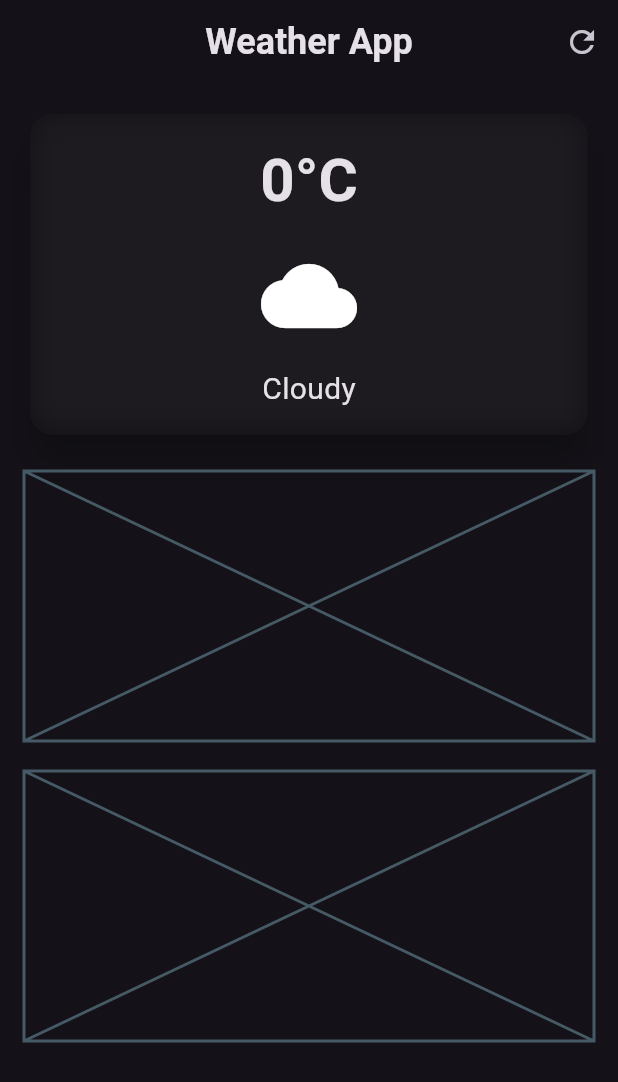
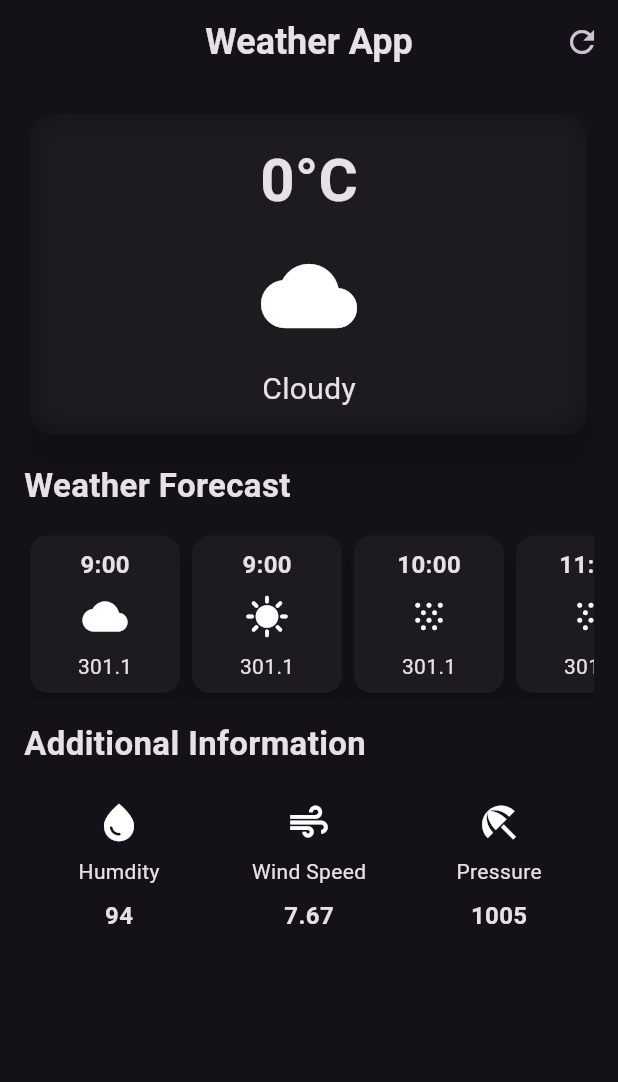
Before and after one commit to myozin-kyaw/flutter, a Flutter app: the screen it shows after launch, on a phone screen of 412 x 824 dp. Shown: the top 1082 px of the screen. Run offline on Flutter 3.47's test engine with Material 3 defaults, Android fonts, the light colour scheme and no system bars.

Commit message:
completely finish with weather app ui

```diff
--- /dev/null
+++ b/weather_app/lib/additional_information_widget.dart
@@ -0,0 +1,45 @@
+import 'package:flutter/material.dart';
+
+class AdditionalInformationWidget extends StatelessWidget {
+  final IconData icon;
+  final String title;
+  final String value;
+
+  const AdditionalInformationWidget({
+    super.key,
+    required this.icon,
+    required this.title,
+    required this.value,
+  });
+
+  @override
+  Widget build(BuildContext context) {
+    return SizedBox(
+      child: Container(
+        width: 100,
+        padding: const EdgeInsets.all(8.0),
+        child: Column(
+          children: [
+            Icon(
+              icon,
+              size: 30,
+            ),
+            const SizedBox(height: 8),
+            Text(
+              title,
+              style: const TextStyle(fontSize: 14),
+            ),
+            const SizedBox(height: 8),
+            Text(
+              value,
+              style: const TextStyle(
+                fontWeight: FontWeight.bold,
+                fontSize: 16,
+              ),
+            ),
+          ],
+        ),
+      ),
+    );
+  }
+}
--- /dev/null
+++ b/weather_app/lib/hourly_forecast_item.dart
@@ -0,0 +1,48 @@
+import 'package:flutter/material.dart';
+
+class HourlyForecastItem extends StatelessWidget {
+  final String time;
+  final IconData icon;
+  final String tempreture;
+
+  const HourlyForecastItem({
+    super.key,
+    required this.time,
+    required this.icon,
+    required this.tempreture,
+  });
+
+  @override
+  Widget build(BuildContext context) {
+    return Card(
+      elevation: 6,
+      child: Container(
+        width: 100,
+        padding: const EdgeInsets.all(8.0),
+        child: Column(
+          children: [
+            Text(
+              time,
+              style: const TextStyle(
+                fontWeight: FontWeight.bold,
+                fontSize: 16,
+              ),
+            ),
+            const SizedBox(
+              height: 8,
+            ),
+            Icon(
+              icon,
+              size: 30,
+            ),
+            const SizedBox(height: 8),
+            Text(
+              tempreture,
+              style: const TextStyle(fontSize: 14),
+            ),
+          ],
+        ),
+      ),
+    );
+  }
+}
--- a/weather_app/lib/weather_screen.dart
+++ b/weather_app/lib/weather_screen.dart
@@ -2,6 +2,8 @@ import 'dart:ui';
 
 import 'package:flutter/foundation.dart';
 import 'package:flutter/material.dart';
+import 'package:weather_app/additional_information_widget.dart';
+import 'package:weather_app/hourly_forecast_item.dart';
 
 class WeatherScreen extends StatelessWidget {
   const WeatherScreen({super.key});
@@ -32,6 +34,7 @@ class WeatherScreen extends StatelessWidget {
       body: Padding(
         padding: const EdgeInsets.all(16.0),
         child: Column(
+          crossAxisAlignment: CrossAxisAlignment.start,
           children: [
             SizedBox(
               width: double.infinity,
@@ -77,14 +80,80 @@ class WeatherScreen extends StatelessWidget {
                 ),
               ),
             ),
-            SizedBox(height: 20),
-            Placeholder(
-              fallbackHeight: 180,
+            const SizedBox(height: 14),
+            const Text(
+              'Weather Forecast',
+              style: TextStyle(
+                fontWeight: FontWeight.bold,
+                fontSize: 22,
+              ),
             ),
-            SizedBox(height: 20),
-            Placeholder(
-              fallbackHeight: 180,
+            const SizedBox(
+              height: 14,
             ),
+            const SingleChildScrollView(
+              scrollDirection: Axis.horizontal,
+              child: Row(
+                children: [
+                  HourlyForecastItem(
+                    time: '9:00',
+                    icon: Icons.cloud,
+                    tempreture: '301.1',
+                  ),
+                  HourlyForecastItem(
+                    time: '9:00',
+                    icon: Icons.sunny,
+                    tempreture: '301.1',
+                  ),
+                  HourlyForecastItem(
+                    time: '10:00',
+                    icon: Icons.snowing,
+                    tempreture: '301.1',
+                  ),
+                  HourlyForecastItem(
+                    time: '11:00',
+                    icon: Icons.snowing,
+                    tempreture: '301.1',
+                  ),
+                  HourlyForecastItem(
+                    time: '12:00',
+                    icon: Icons.snowing,
+                    tempreture: '301.1',
+                  ),
+                ],
+              ),
+            ),
+            const SizedBox(height: 14),
+            const Text(
+              'Additional Information',
+              style: TextStyle(
+                fontWeight: FontWeight.bold,
+                fontSize: 22,
+              ),
+            ),
+            const SizedBox(
+              height: 14,
+            ),
+            const Row(
+              mainAxisAlignment: MainAxisAlignment.spaceAround,
+              children: [
+                AdditionalInformationWidget(
+                  icon: Icons.water_drop,
+                  title: 'Humdity',
+                  value: '94',
+                ),
+                AdditionalInformationWidget(
+                  icon: Icons.air,
+                  title: 'Wind Speed',
+                  value: '7.67',
+                ),
+                AdditionalInformationWidget(
+                  icon: Icons.beach_access,
+                  title: 'Pressure',
+                  value: '1005',
+                ),
+              ],
+            )
           ],
         ),
       ),
```
